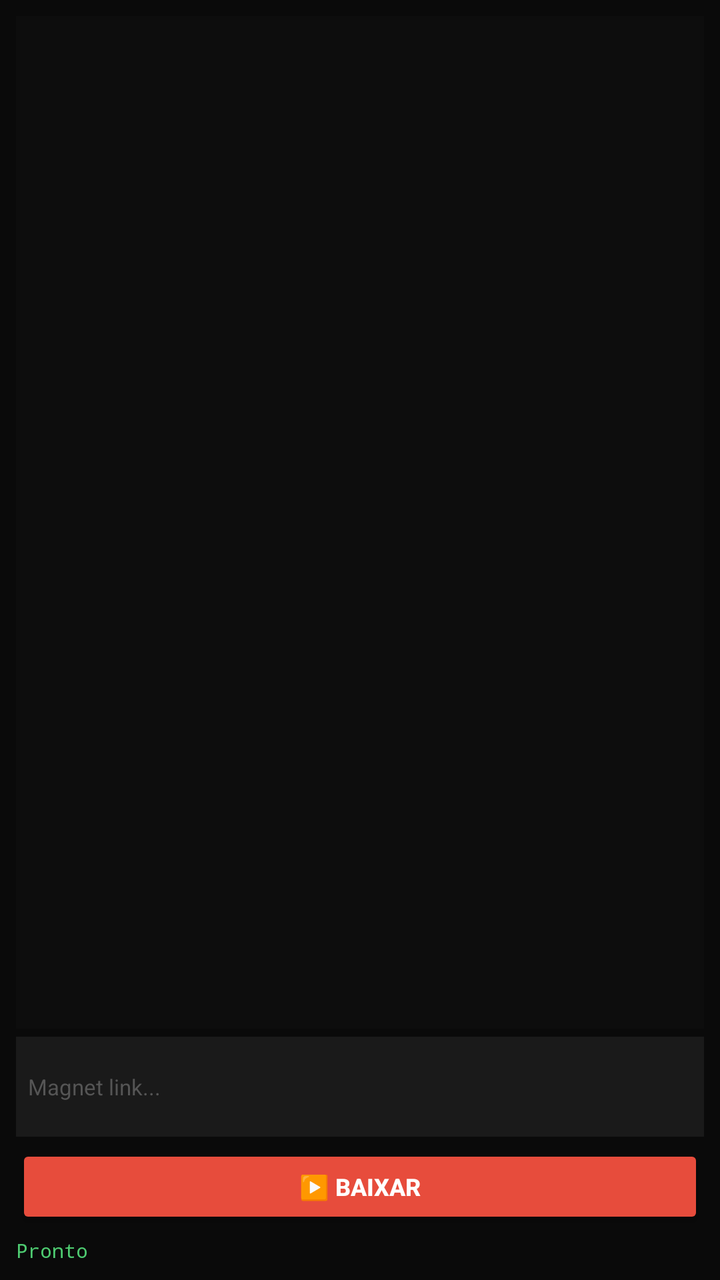
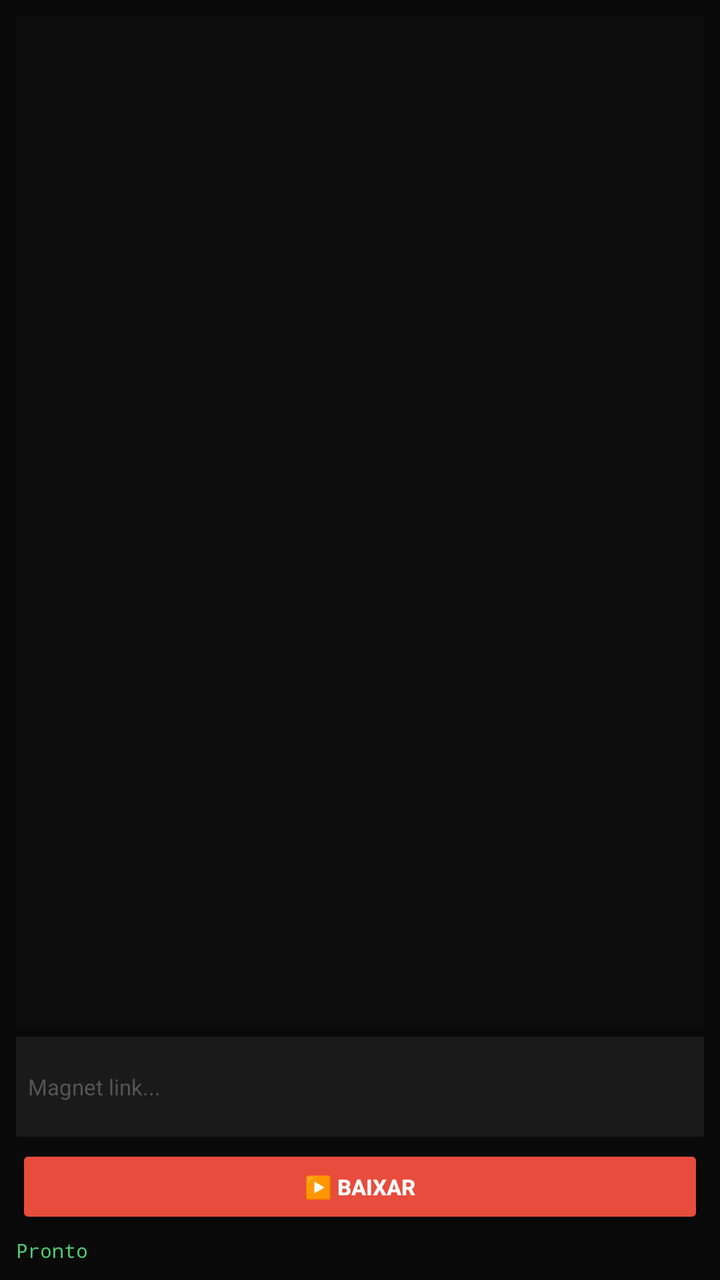

The first picture is an Android layout as it rendered before a commit; the second is the same layout after the commit. The layout source and the unified diff follow.
<!-- AndroidManifest.xml: application theme Theme.AppCompat.NoActionBar -->
<!-- res/layout/activity_main.xml -->
<?xml version="1.0" encoding="utf-8"?>
<LinearLayout xmlns:android="http://schemas.android.com/apk/res/android"
    android:layout_width="match_parent"
    android:layout_height="match_parent"
    android:orientation="vertical"
    android:background="#0a0a0a"
    android:gravity="center_horizontal"
    android:padding="8dp">
    
    <WebView
        android:id="@+id/webview"
        android:layout_width="match_parent"
        android:layout_height="wrap_content"
        android:visibility="gone" />
    
    <FrameLayout
        android:id="@+id/loading_overlay"
        android:layout_width="match_parent"
        android:layout_height="150dp"
        android:visibility="gone"
        android:background="#1a1a1a">
        
        <LinearLayout
            android:layout_width="wrap_content"
            android:layout_height="wrap_content"
            android:layout_gravity="center"
            android:orientation="vertical"
            android:gravity="center">
            
            <ProgressBar
                android:id="@+id/spinner_bar"
                android:layout_width="40dp"
                android:layout_height="40dp"
                android:indeterminateTint="#e74c3c" />
        </LinearLayout>
    </FrameLayout>
    
    <ScrollView
        android:id="@+id/debug_scroll"
        android:layout_width="match_parent"
        android:layout_height="0dp"
        android:layout_weight="1"
        android:background="#0d0d0d"
        android:padding="4dp">
        
        <TextView
            android:id="@+id/debug_text"
            android:layout_width="match_parent"
            android:layout_height="wrap_content"
            android:textColor="#4ecb71"
            android:textSize="8sp"
            android:fontFamily="monospace" />
    </ScrollView>
    
    <LinearLayout
        android:layout_width="match_parent"
        android:layout_height="wrap_content"
        android:orientation="vertical"
        android:layout_marginTop="4dp">
        
        <EditText
            android:id="@+id/magnet_input"
            android:layout_width="match_parent"
            android:layout_height="50dp"
            android:background="#1a1a1a"
            android:hint="Magnet link..."
            android:textColorHint="#555"
            android:inputType="textMultiLine"
            android:padding="6dp"
            android:textColor="#fff"
            android:textSize="11sp" />
        
        <LinearLayout
            android:layout_width="match_parent"
            android:layout_height="wrap_content"
            android:orientation="horizontal"
            android:layout_marginTop="4dp">
            
            <Button
                android:id="@+id/btn_play"
                android:layout_width="0dp"
                android:layout_height="42dp"
                android:layout_weight="1"
                android:backgroundTint="#e74c3c"
                android:text="▶️ BAIXAR"
                android:textColor="#fff"
                android:textStyle="bold"
                android:textSize="12sp" />
            
            <Button
                android:id="@+id/btn_watch"
                android:layout_width="0dp"
                android:layout_height="42dp"
                android:layout_weight="1"
                android:layout_marginStart="4dp"
                android:backgroundTint="#4ecb71"
                android:text="🎬 ASSISTIR"
                android:textColor="#000"
                android:textStyle="bold"
                android:textSize="12sp"
                android:visibility="gone" />
            
            <Button
                android:id="@+id/btn_stop"
                android:layout_width="0dp"
                android:layout_height="42dp"
                android:layout_weight="1"
                android:layout_marginStart="4dp"
                android:backgroundTint="#555"
                android:text="⏹️ PARAR"
                android:textColor="#fff"
                android:textStyle="bold"
                android:textSize="12sp"
                android:visibility="gone" />
        </LinearLayout>
        
        <ProgressBar
            android:id="@+id/buffer_bar"
            style="?android:attr/progressBarStyleHorizontal"
            android:layout_width="match_parent"
            android:layout_height="4dp"
            android:layout_marginTop="4dp"
            android:progressTint="#e74c3c"
            android:visibility="gone" />
        
        <TextView
            android:id="@+id/status_text"
            android:layout_width="wrap_content"
            android:layout_height="wrap_content"
            android:layout_marginTop="4dp"
            android:text="Pronto"
            android:textColor="#4ecb71"
            android:textSize="10sp"
            android:fontFamily="monospace" />
    </LinearLayout>
    
</LinearLayout>
<!-- resources referenced by this layout -->
<resources>

</resources>

<!-- the commit's change to res/layout/activity_main.xml (unified diff, before → after) -->
@@ -19,14 +19,12 @@
         android:layout_height="150dp"
         android:visibility="gone"
         android:background="#1a1a1a">
-        
         <LinearLayout
             android:layout_width="wrap_content"
             android:layout_height="wrap_content"
             android:layout_gravity="center"
             android:orientation="vertical"
             android:gravity="center">
-            
             <ProgressBar
                 android:id="@+id/spinner_bar"
                 android:layout_width="40dp"
@@ -42,7 +40,6 @@
         android:layout_weight="1"
         android:background="#0d0d0d"
         android:padding="4dp">
-        
         <TextView
             android:id="@+id/debug_text"
             android:layout_width="match_parent"
@@ -85,7 +82,7 @@
                 android:text="▶️ BAIXAR"
                 android:textColor="#fff"
                 android:textStyle="bold"
-                android:textSize="12sp" />
+                android:textSize="11sp" />
             
             <Button
                 android:id="@+id/btn_watch"
@@ -94,10 +91,23 @@
                 android:layout_weight="1"
                 android:layout_marginStart="4dp"
                 android:backgroundTint="#4ecb71"
-                android:text="🎬 ASSISTIR"
+                android:text="🎬 WebView"
                 android:textColor="#000"
                 android:textStyle="bold"
-                android:textSize="12sp"
+                android:textSize="11sp"
+                android:visibility="gone" />
+            
+            <Button
+                android:id="@+id/btn_mi_browser"
+                android:layout_width="0dp"
+                android:layout_height="42dp"
+                android:layout_weight="1"
+                android:layout_marginStart="4dp"
+                android:backgroundTint="#ff9800"
+                android:text="🌐 Mi Browser"
+                android:textColor="#fff"
+                android:textStyle="bold"
+                android:textSize="11sp"
                 android:visibility="gone" />
             
             <Button
@@ -110,7 +120,7 @@
                 android:text="⏹️ PARAR"
                 android:textColor="#fff"
                 android:textStyle="bold"
-                android:textSize="12sp"
+                android:textSize="11sp"
                 android:visibility="gone" />
         </LinearLayout>
         
